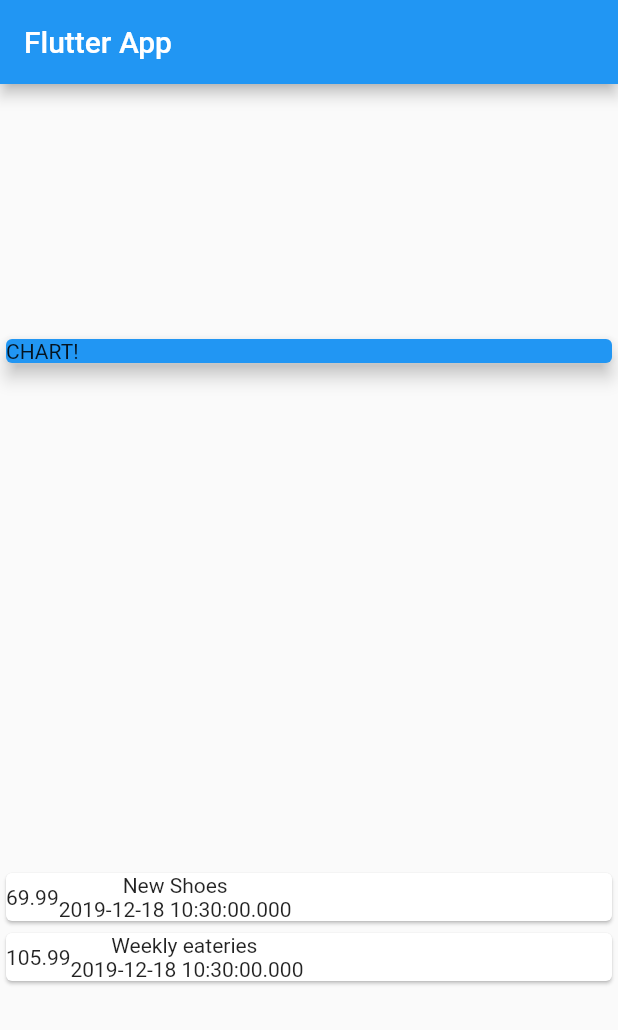
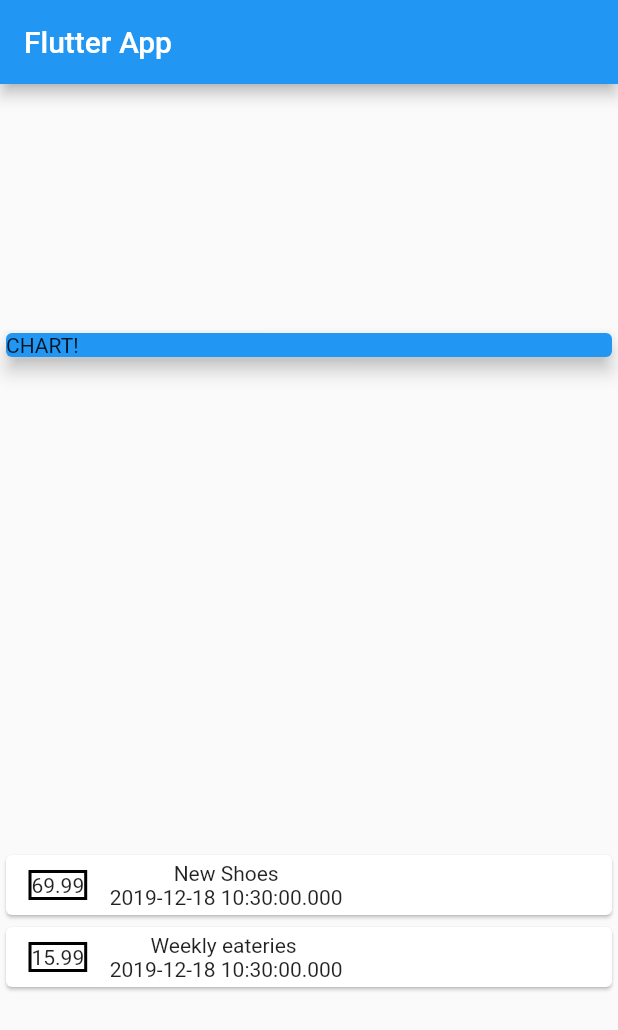
Before and after one commit to magictical/Flutter_section2, a Flutter app: the screen it shows after launch, on a phone screen of 412 x 824 dp. Shown: the top 1030 px of the screen. Run offline on Flutter 3.47's test engine with Material 2 defaults, Android fonts, the phone set to English and light mode, and no system bars.

Commit message:
styling widget

```diff
--- a/lib/main.dart
+++ b/lib/main.dart
@@ -26,7 +26,7 @@ class MyHomePage extends StatelessWidget {
     Transaction(
       id: 't2',
       title: 'Weekly eateries ',
-      amount: 105.99,
+      amount: 15.99,
       date: DateTime.now(),
     ),
   ];
@@ -55,6 +55,9 @@ class MyHomePage extends StatelessWidget {
                   child: Row(
                 children: <Widget>[
                   Container(
+                    margin: EdgeInsets.symmetric(vertical: 10, horizontal: 15),
+                    decoration: BoxDecoration(
+                        border: Border.all(color: Colors.black, width: 2)),
                     child: Text(
                       transaction.amount.toString(),
                     ),
```
